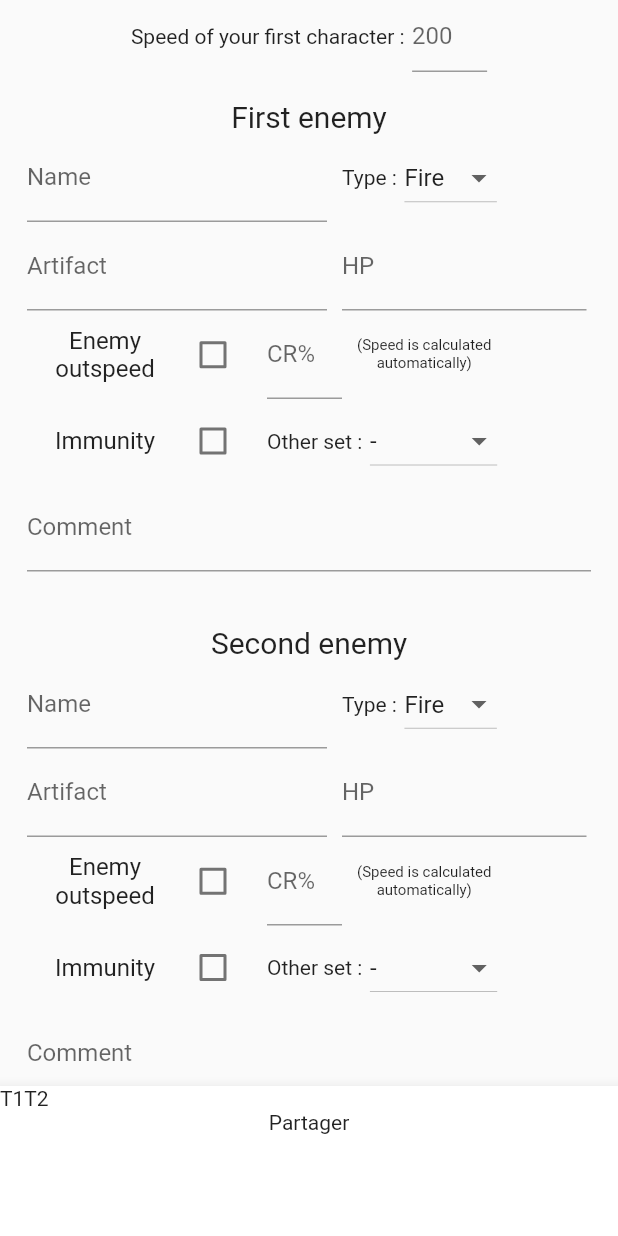
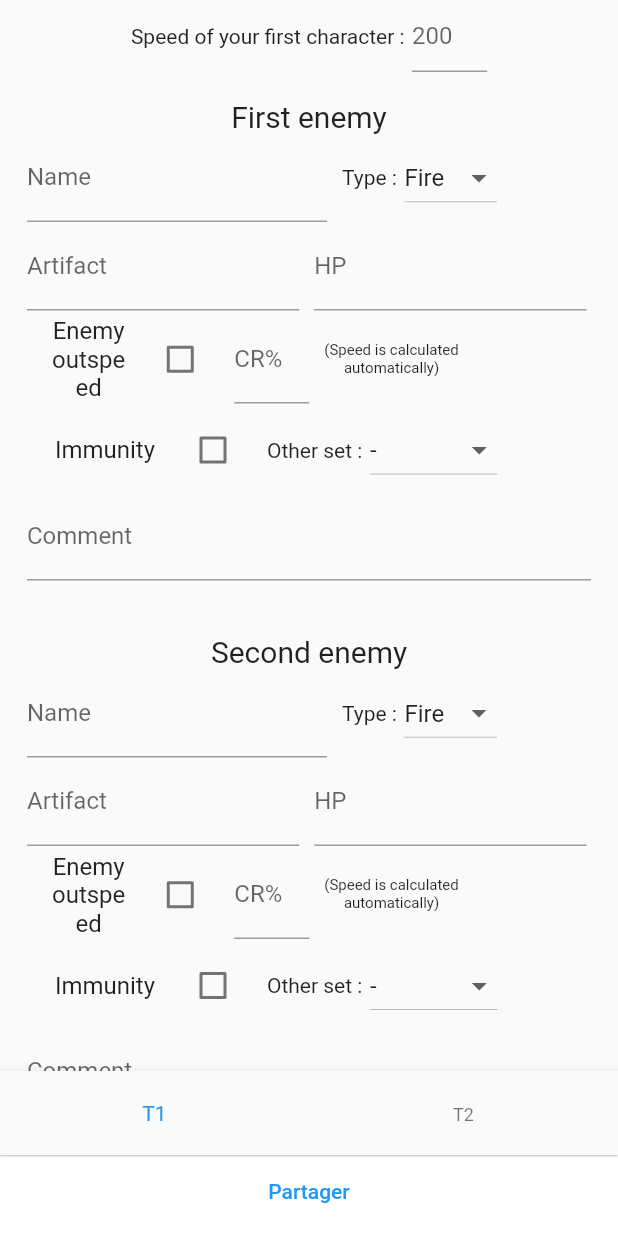
Before and after one commit to MaidSULTANOVIC/epic_report, a Flutter app: the screen it shows after launch, on a phone screen of 412 x 824 dp. Run offline on Flutter 3.47's test engine with Material 2 defaults, Android fonts, the phone set to English and light mode, and no system bars; our stand-ins replace get, share_plus.

Commit message:
Fix Flexible & Add share

```diff
--- a/lib/main.dart
+++ b/lib/main.dart
@@ -35,29 +35,6 @@ class _MyHomePageState extends State<MyHomePage> {
 
   @override
   Widget build(BuildContext context) {
-    return Scaffold(
-      body: ReportView(),
-      bottomNavigationBar: BottomAppBar(
-          child: Container(
-        height: 100,
-        child: Column(
-          children: [
-            Row(
-              children: [
-                Text(
-                  "T1",
-                ),
-                Text(
-                  "T2",
-                ),
-              ],
-            ),
-            Text(
-              "Partager",
-            )
-          ],
-        ),
-      )),
-    );
+    return MaterialApp(home: ReportView());
   }
 }
--- a/lib/view/reportView.dart
+++ b/lib/view/reportView.dart
@@ -1,9 +1,11 @@
 import 'dart:collection';
 import 'package:epic_report/view/t1View.dart';
+import 'package:epic_report/view/t2View.dart';
 import 'package:flutter/cupertino.dart';
 import 'package:flutter/material.dart';
 import 'package:get/get.dart';
 import 'package:epic_report/controllers/report.controller.dart';
+import 'package:share_plus/share_plus.dart';
 
 class ReportView extends StatefulWidget {
   @override
@@ -18,8 +20,45 @@ class _ReportViewState extends State<ReportView> {
     super.initState();
   }
 
+  int _currentIndex = 0;
+
+  List<Widget> _children = [
+    T1View(),
+    T2View(),
+  ];
+
   @override
   Widget build(BuildContext context) {
-    return Scaffold(body: T1View());
+    return Scaffold(
+      body: _children[_currentIndex],
+      bottomNavigationBar: BottomAppBar(
+          child: Container(
+        height: 110,
+        child: Column(
+          children: [
+            BottomNavigationBar(
+              elevation: 0.5,
+              currentIndex: _currentIndex,
+              items: [
+                BottomNavigationBarItem(icon: Icon(Icons.ac_unit), label: "T1"),
+                BottomNavigationBarItem(icon: Icon(Icons.ac_unit), label: "T2")
+              ],
+              iconSize: 0.0,
+              onTap: (value) {
+                setState(() {
+                  _currentIndex = value;
+                });
+              },
+            ),
+            TextButton(
+              child: Text("Partager"),
+              onPressed: () {
+                Share.share('check out my website https://example.com');
+              },
+            )
+          ],
+        ),
+      )),
+    );
   }
 }
--- a/lib/view/t1View.dart
+++ b/lib/view/t1View.dart
@@ -69,9 +69,9 @@ class _T1ViewState extends State<T1View> {
           ),
           Row(
             children: [
-              Container(
+              Flexible(
+                child: Container(
                     width: 200,
-                child: Flexible(
                     child: TextField(
                         decoration: InputDecoration(
                           labelText: 'Name',
@@ -108,9 +108,9 @@ class _T1ViewState extends State<T1View> {
           ),
           Row(
             children: [
-              Container(
+              Flexible(
+                child: Container(
                     width: 200,
-                child: Flexible(
                     child: TextField(
                         decoration: InputDecoration(
                           labelText: 'Artifact',
@@ -140,9 +140,9 @@ class _T1ViewState extends State<T1View> {
           ),
           Row(
             children: [
-              Container(
+              Flexible(
+                child: Container(
                     width: 160.0,
-                child: Flexible(
                     child: CheckboxListTile(
                         title: Text(
                           "Enemy outspeed",
@@ -176,9 +176,9 @@ class _T1ViewState extends State<T1View> {
           ),
           Row(
             children: [
-              Container(
+              Flexible(
+                child: Container(
                     width: 160.0,
-                child: Flexible(
                     child: CheckboxListTile(
                         title: Text(
                           "Immunity",
--- a/pubspec.yaml
+++ b/pubspec.yaml
@@ -31,13 +31,9 @@ dependencies:
   flutter:
     sdk: flutter
   get: ^4.6.1
+  share_plus: ^3.0.4
 
 dev_dependencies:
-  # The "flutter_lints" package below contains a set of recommended lints to
-  # encourage good coding practices. The lint set provided by the package is
-  # activated in the `analysis_options.yaml` file located at the root of your
-  # package. See that file for information about deactivating specific lint
-  # rules and activating additional ones.
   flutter_lints: ^1.0.0
   flutter_test:
     sdk: flutter
```
Also changed, not shown: pubspec.lock, 2 other files. Lines whose indentation alone changed are shown as unchanged.
